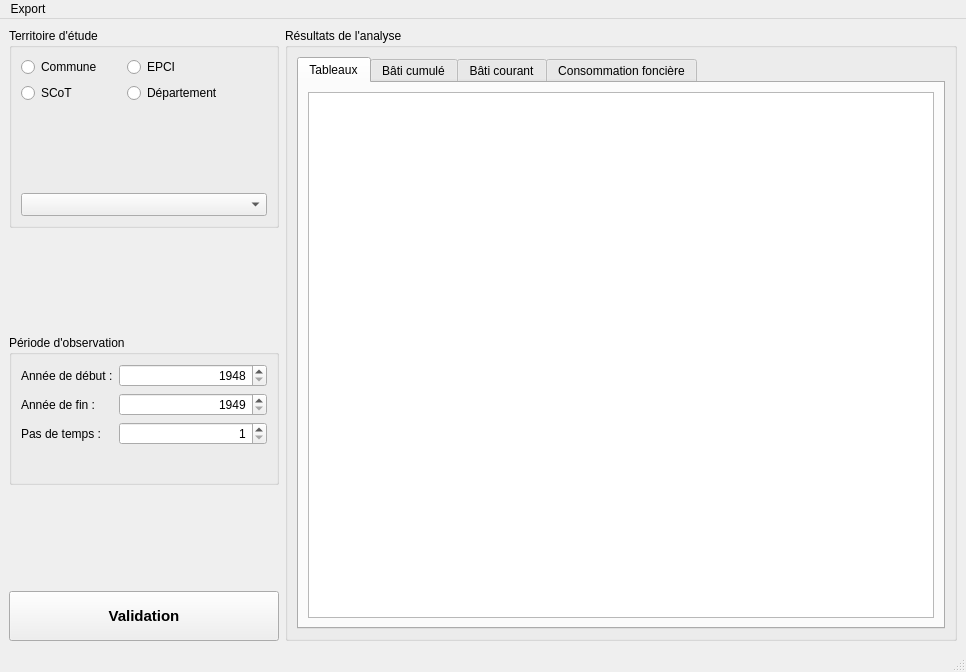
The window that fenetre_principale.ui (dasycarpum/pro_DDT_Observatoire_foncier) describes before a commit, drawn with Qt 5.
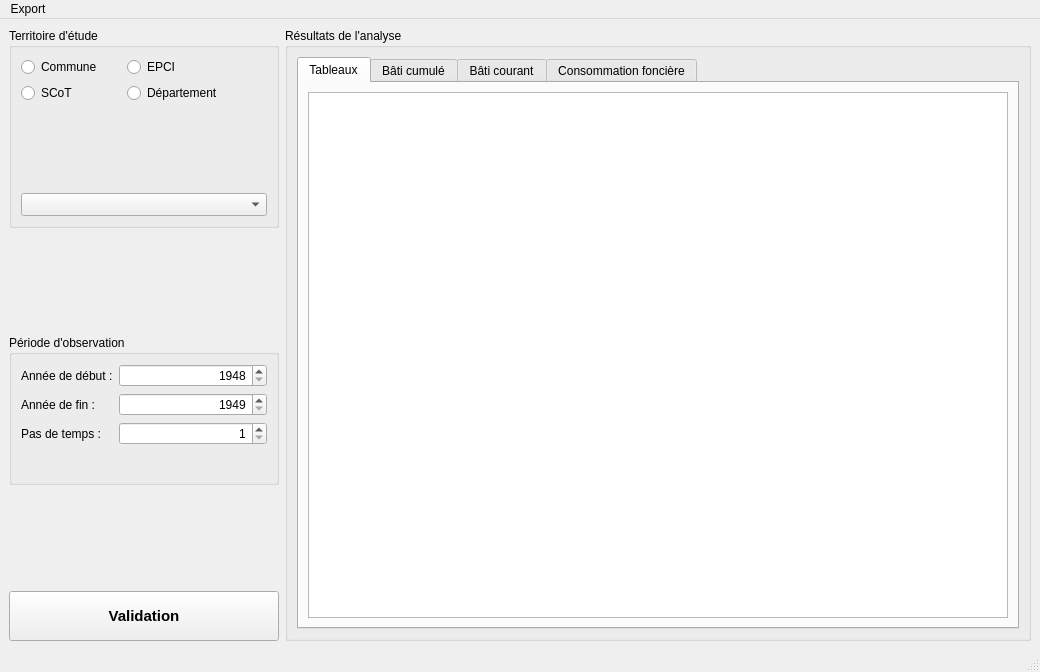
The same window after the commit. Icons and pictures are not drawn.

Commit message:
Merged PR 55: Adaptation à différentes résolutions d'écran
Agrandissement de la fenêtre principale et des tableaux de résultats

Related work items: #85

Patch:
```diff
--- a/fenetre_principale.ui
+++ b/fenetre_principale.ui
@@ -6,7 +6,7 @@
    <rect>
     <x>0</x>
     <y>0</y>
-    <width>966</width>
+    <width>1040</width>
     <height>672</height>
    </rect>
   </property>
@@ -373,8 +373,8 @@
     <rect>
      <x>0</x>
      <y>0</y>
-     <width>966</width>
-     <height>21</height>
+     <width>1040</width>
+     <height>25</height>
     </rect>
    </property>
    <widget class="QMenu" name="menu_export">
```
The commit also changes 1 other file.
